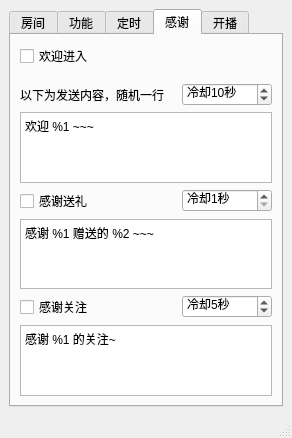
First picture: the form in mainwindow.ui, repository iwxyi/Bilibili-MagicalDanmaku, before the edit.
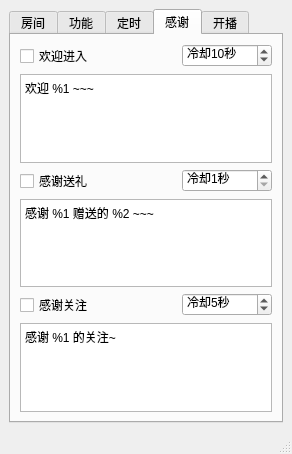
Second picture: the form after the edit. The open tabs and pages were chosen to show the change.

Commit message: 添加头像Label

Patch:
```diff
--- a/mainwindow.ui
+++ b/mainwindow.ui
@@ -6,8 +6,8 @@
    <rect>
     <x>0</x>
     <y>0</y>
-    <width>281</width>
-    <height>398</height>
+    <width>290</width>
+    <height>454</height>
    </rect>
   </property>
   <property name="windowTitle">
@@ -427,33 +427,6 @@
             </property>
            </spacer>
           </item>
-         </layout>
-        </item>
-        <item>
-         <layout class="QHBoxLayout" name="horizontalLayout_15">
-          <property name="topMargin">
-           <number>9</number>
-          </property>
-          <item>
-           <widget class="QLabel" name="label_6">
-            <property name="text">
-             <string>以下为发送内容，随机一行</string>
-            </property>
-           </widget>
-          </item>
-          <item>
-           <spacer name="horizontalSpacer_3">
-            <property name="orientation">
-             <enum>Qt::Horizontal</enum>
-            </property>
-            <property name="sizeHint" stdset="0">
-             <size>
-              <width>40</width>
-              <height>20</height>
-             </size>
-            </property>
-           </spacer>
-          </item>
           <item>
            <widget class="QSpinBox" name="sendWelcomeCDSpin">
             <property name="toolTip">
```
Left out of the diff: 4 changed lines with no effect on the pictures. The commit also changes 6 other files.
